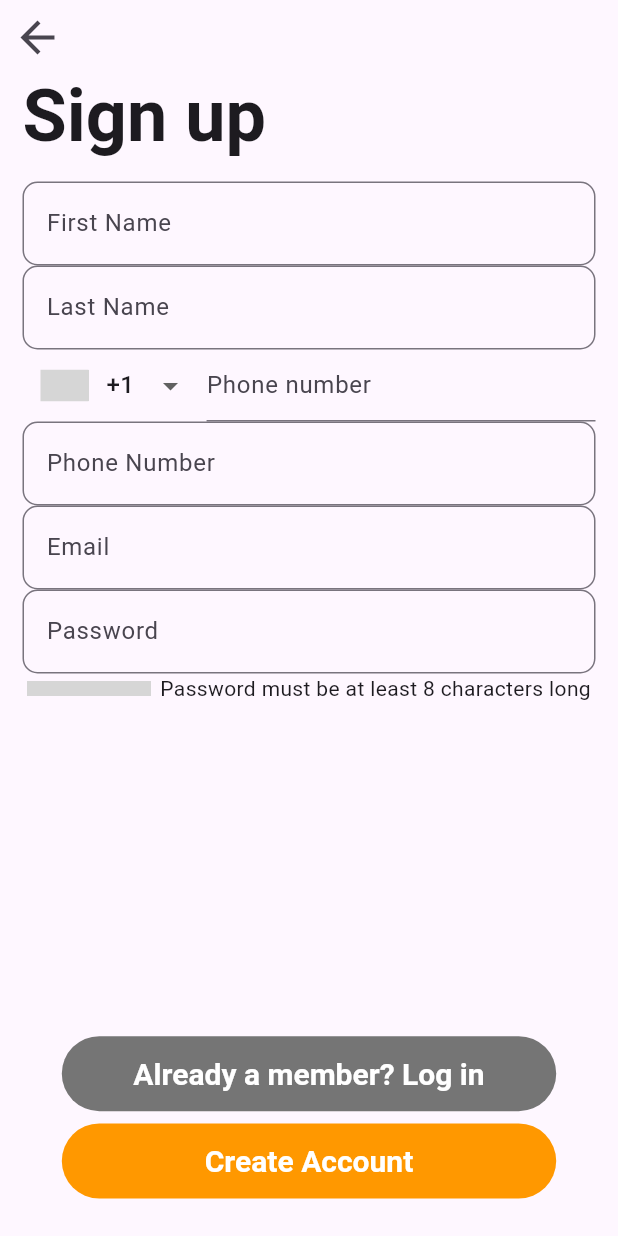
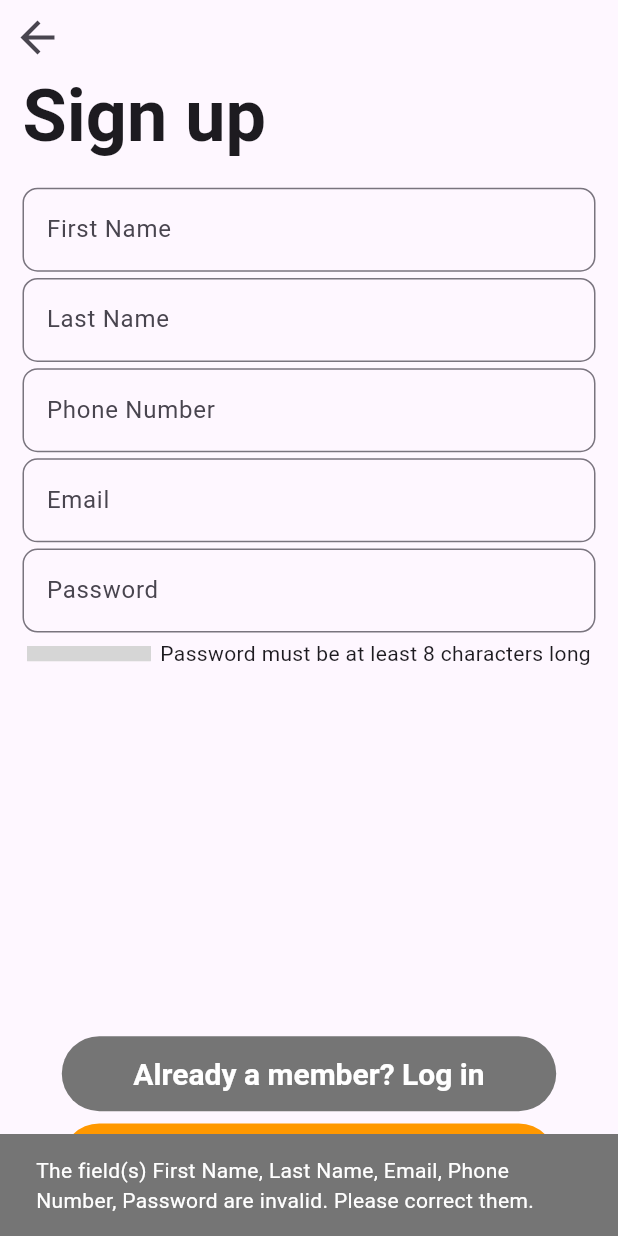
Before and after one commit to SamuelBurac/helpinghand, a Flutter app: the SignupScr screen opened by its route, after a tap on "Create Account", on a phone screen of 412 x 824 dp. Run offline on Flutter 3.47's test engine with Material 3 defaults, Android fonts, the phone set to English and light mode, and no system bars; drawn by our look-alikes of intl_phone_number_input; our stand-ins replace cloud_firestore, firebase_auth, firebase_core, flutter_multi_formatter; missing offline and left inert: flutter_password_strength, validation_pro; accounts and stored records are empty; Roboto replaces fonts that are missing (Hind); grey boxes are pictures that could not be loaded.

Commit message:
signup page is complete ready to move on to the next two

```diff
--- a/lib/JobListingsScr.dart
+++ b/lib/JobListingsScr.dart
@@ -103,7 +103,7 @@
                     print('Failed to sign out: $e');
                   }
                 },
-                child: Text("Logout")),
+                child: const Text("Logout")),
           ],
         ),
       ),
--- a/lib/LoadingScreen.dart
+++ b/lib/LoadingScreen.dart
@@ -1,9 +1,11 @@
 import 'package:flutter/material.dart';
 
 class LoadingScreen extends StatelessWidget {
+  const LoadingScreen({super.key});
+
   @override
   Widget build(BuildContext context) {
-    return Scaffold(
+    return const Scaffold(
       body: Center(
         child: CircularProgressIndicator(),
       ),
--- a/lib/home.dart
+++ b/lib/home.dart
@@ -14,7 +14,7 @@
       stream: AuthService().userStream,
       builder: (context, snapshot) {
         if (snapshot.connectionState == ConnectionState.waiting) {
-          return LoadingScreen();
+          return const LoadingScreen();
         } else if (snapshot.hasError) {
           return const Center(
             child: ErrorMessage(),
--- a/lib/main.dart
+++ b/lib/main.dart
@@ -1,8 +1,6 @@
 import 'package:flutter/material.dart';
 import 'package:helping_hand/services/routes.dart';
 import 'package:helping_hand/services/themes.dart';
-import 'package:provider/provider.dart';
-import 'services/counter.dart';
 import 'package:firebase_core/firebase_core.dart';
 import 'services/firebase_options.dart';
 
--- a/lib/onboarding_pipeline/SignupScr.dart
+++ b/lib/onboarding_pipeline/SignupScr.dart
@@ -1,9 +1,10 @@
 import 'package:firebase_auth/firebase_auth.dart';
 import 'package:flutter/material.dart';
+import 'package:flutter/services.dart';
 import 'package:flutter_password_strength/flutter_password_strength.dart';
 import 'package:validation_pro/validate.dart';
 import 'package:cloud_firestore/cloud_firestore.dart';
-import 'package:intl_phone_number_input/intl_phone_number_input.dart';
+import 'package:flutter_multi_formatter/flutter_multi_formatter.dart';
 
 class SignupInputs {
   SignupInputs(this.firstName, this.lastName, this.email, this.phoneNumber,
@@ -84,29 +85,35 @@
                   CustomTextField(
                       labelText: 'First Name',
                       obscureText: false,
-                      controller: firstNameController),
+                      controller: firstNameController,
+                      keyboardType: TextInputType.name),
                   CustomTextField(
                       labelText: 'Last Name',
                       obscureText: false,
-                      controller: lastNameController),
-                  InternationalPhoneNumberInput(
-                    initialValue: PhoneNumber(isoCode: 'US'),
-                    textFieldController: phoneNumberController,
-                    onInputChanged: (PhoneNumber number) {
-                       print('Phone number: ${number.phoneNumber}');
-                    },
-                    ),
+                      controller: lastNameController,
+                      keyboardType: TextInputType.name),
                   CustomTextField(
                       labelText: 'Phone Number',
                       obscureText: false,
-                      controller: phoneNumberController),
+                      controller: phoneNumberController,
+                      keyboardType: TextInputType.phone,
+                      inputFormatters: [
+                        PhoneInputFormatter(
+                          allowEndlessPhone: false,
+                          defaultCountryCode: 'US',
+
+                        ),
+                        LengthLimitingTextInputFormatter(14)
+                      ]),
                   CustomTextField(
                       labelText: 'Email',
                       obscureText: false,
+                      keyboardType: TextInputType.emailAddress,
                       controller: emailController),
                   CustomTextField(
                       labelText: 'Password',
                       obscureText: true,
+                      keyboardType: TextInputType.visiblePassword,
                       controller: passwordController),
                   Row(
                     mainAxisAlignment: MainAxisAlignment.spaceAround,
@@ -169,13 +176,12 @@
                               firstNameController.text,
                               lastNameController.text,
                               emailController.text.trim(),
-                              phoneNumberController.text.trim().substring(1),
+                              phoneNumberController.text.replaceAll(RegExp(r'\D'), ''),
                               passwordController.text);
-
                           if (validateInputs(inputs, context)) {
-                            // if (await storeInputs(inputs, context)) {
-                            //   Navigator.pushNamed(context, '/personalInfo');
-                            // }
+                            if (await storeInputs(inputs, context)) {
+                              Navigator.pushNamed(context, '/personalInfo');
+                            }
                           }
                         },
                         style:
@@ -216,8 +222,8 @@
   if (inputs.email.isEmpty || !Validate.isEmail(inputs.email)) {
     invalids.add('Email');
   }
-
-  if (inputs.phoneNumber.isEmpty || !Validate.isMobile(inputs.phoneNumber)) {
+RegExp regExp = RegExp(r'^\d{10}$');
+  if (inputs.phoneNumber.isEmpty || !regExp.hasMatch(inputs.phoneNumber)) {
     invalids.add('Phone Number');
   }
   if (inputs.password.isEmpty || inputs.password.length < 8) {
@@ -230,9 +236,9 @@
       SnackBar(
         backgroundColor: Colors.grey.shade600,
         content: Text(
-            'The field(s) ${invalids.join(', ')} are invalid. Please correct them.',
-            style: const TextStyle(color: Colors.white),
-      ),
+          'The field(s) ${invalids.join(', ')} are invalid. Please correct them.',
+          style: const TextStyle(color: Colors.white),
+        ),
       ),
     );
     return false;
@@ -263,8 +269,9 @@
     ScaffoldMessenger.of(context).showSnackBar(
       SnackBar(
         backgroundColor: Colors.grey.shade600,
-        content: Text('Failed with error $error',
-        style: const TextStyle(color: Colors.white),
+        content: Text(
+          'Failed with error $error',
+          style: const TextStyle(color: Colors.white),
         ),
       ),
     );
@@ -278,40 +285,20 @@
   }
 }
 
-TextField buildTextField(
-    TextEditingController controller, String labelText, bool obscureText) {
-  return TextField(
-    controller: controller,
-    obscureText: obscureText,
-    cursorColor: Colors.orange,
-    decoration: InputDecoration(
-      border: OutlineInputBorder(
-        borderRadius: BorderRadius.circular(10.0),
-      ),
-      floatingLabelStyle: const TextStyle(
-        color: Colors.orange,
-      ),
-      focusedBorder: const OutlineInputBorder(
-        borderSide: BorderSide(
-          color: Colors.orange,
-          width: 1.0,
-        ),
-      ),
-      labelText: labelText,
-    ),
-  );
-}
-
 class CustomTextField extends StatefulWidget {
   final String labelText;
   final bool obscureText;
   final TextEditingController controller;
+  final List<TextInputFormatter> inputFormatters;
+  final TextInputType keyboardType;
 
   const CustomTextField({
     super.key,
     required this.labelText,
     this.obscureText = false,
     required this.controller,
+    this.inputFormatters = const [],
+    required this.keyboardType,
   });
 
   @override
@@ -336,6 +323,8 @@
   @override
   Widget build(BuildContext context) {
     return TextField(
+      inputFormatters: widget.inputFormatters,
+      keyboardType: widget.keyboardType,
       controller: widget.controller,
       obscureText: _obscureText,
       cursorColor: Colors.orange,
--- a/lib/services/auth.dart
+++ b/lib/services/auth.dart
@@ -1,4 +1,3 @@
-import 'package:flutter/material.dart';
 import 'package:firebase_auth/firebase_auth.dart';
 
 class AuthService{
--- a/pubspec.yaml
+++ b/pubspec.yaml
@@ -12,6 +12,7 @@
   firebase_core: ^2.24.2
   flutter:
     sdk: flutter
+  flutter_multi_formatter: ^2.12.8
   flutter_password_strength: ^0.1.6
   intl_phone_number_input: ^0.7.4
   provider: ^6.0.0
```
Also changed, not shown: pubspec.lock, 1 other file.
